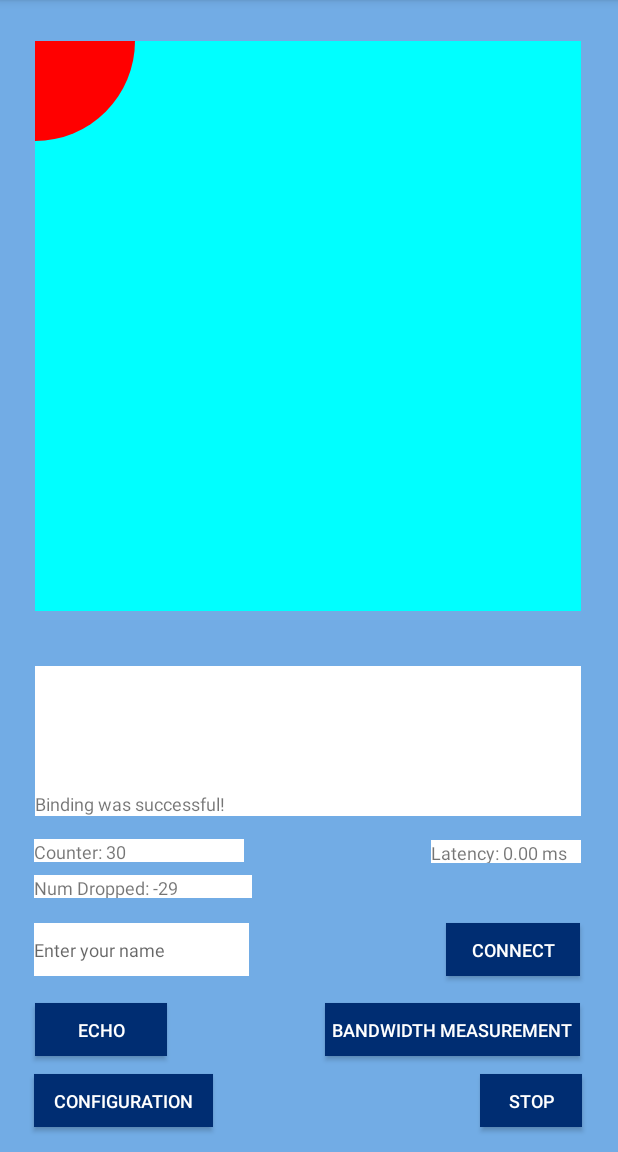
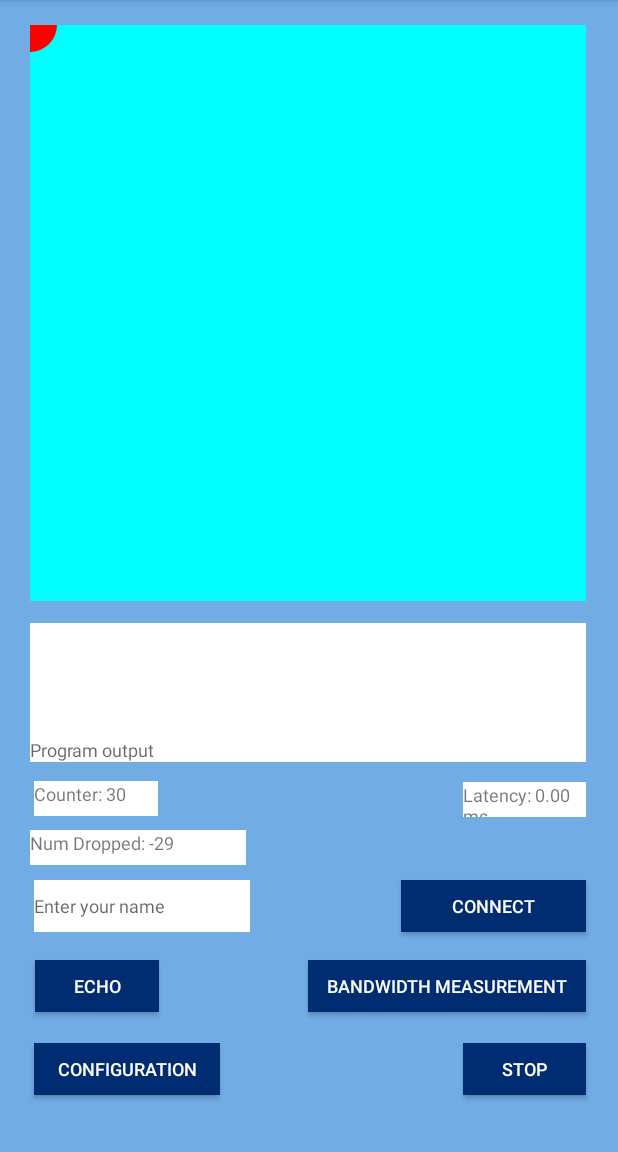
Before and after one commit to jerrychen017/cellular-measurement-android, an Android app: the screen it shows after launch (MainActivity), after a tap on "STOP", on a phone screen of 412 x 824 dp, the part 84-1236 px from its top. Run offline under Robolectric (Android 15) with nearby library versions, the phone set to English and light mode, and no system bars; 4 statements that could not run were skipped; 1 other tap on this screen came first.

Commit message:
use relative layout on canvas drawing, and interactive view width and height

```diff
--- a/app/src/main/AndroidManifest.xml
+++ b/app/src/main/AndroidManifest.xml
@@ -13,7 +13,8 @@
         android:supportsRtl="true"
         android:theme="@style/AppTheme">
         <activity android:name=".ConfigurationActivity"></activity>
-        <activity android:name=".MainActivity">
+        <activity android:name=".MainActivity"
+                  android:windowSoftInputMode="adjustPan">
             <intent-filter>
                 <action android:name="android.intent.action.MAIN" />
 
--- a/app/src/main/java/com/example/udp_tools/InteractiveUser.java
+++ b/app/src/main/java/com/example/udp_tools/InteractiveUser.java
@@ -12,7 +12,7 @@ public class InteractiveUser {
     Paint textPaint;
     Paint circlePaint;
 
-    public InteractiveUser(int id, String name, float x, float y) {
+    public InteractiveUser(int id, String name, float x, float y, int canvasWidth) {
         this.id = id;
         this.name = name;
         this.x = x;
@@ -78,7 +78,8 @@ public class InteractiveUser {
 
         Paint newTextPaint= new Paint();
         newTextPaint.setARGB(255, 0,0,0);
-        newTextPaint.setTextSize(55f);
+//        newTextPaint.setTextSize(55f);
+        newTextPaint.setTextSize(canvasWidth / 25);
         newTextPaint.setAntiAlias(true);
         newTextPaint.setTextAlign(Paint.Align.CENTER);
 
--- a/app/src/main/java/com/example/udp_tools/InteractiveView.java
+++ b/app/src/main/java/com/example/udp_tools/InteractiveView.java
@@ -61,7 +61,7 @@ public class InteractiveView extends View {
         } else {
             myID = id;
             // new interactive user for myself
-            users[myID] = new InteractiveUser(myID ,name, 0, 0);
+            users[myID] = new InteractiveUser(myID ,name, 0, 0, getWidth());
         }
         // setup a thread to receive packets from the socket
         new Thread(new Runnable() {
@@ -96,7 +96,7 @@ public class InteractiveView extends View {
                             }
                         }
                         if (!userFound) {
-                            users[received_id] = new InteractiveUser(received_id, pkt.name, pkt.x, pkt.y);
+                            users[received_id] = new InteractiveUser(received_id, pkt.name, pkt.x, pkt.y, getWidth());
                         }
                         invalidate();
                     }
@@ -114,8 +114,10 @@ public class InteractiveView extends View {
         for (int i = 0; i < maxUsers; i++) {
             if (users[i] != null) {
                 InteractiveUser usr = users[i];
-                canvas.drawCircle(usr.x, usr.y, 100, usr.circlePaint);
-                canvas.drawText(usr.name, usr.x, usr.y, usr.textPaint);
+                float width = usr.x * getWidth();
+                float height = usr.y * getHeight();
+                canvas.drawCircle(width, height, getWidth()/20, usr.circlePaint);
+                canvas.drawText(usr.name, width, height, usr.textPaint);
             }
         }
     }
@@ -127,7 +129,8 @@ public class InteractiveView extends View {
             case MotionEvent.ACTION_DOWN:
                 if (isConnected) {
                     last_sent_sequence_num++;
-                    int ret = sendInteractivePacket(last_sent_sequence_num, event.getX(), event.getY());
+
+                    int ret = sendInteractivePacket(last_sent_sequence_num, event.getX()/getWidth(), event.getY()/getHeight());
                     if (ret > 0) { // error occurred
                         Log.d("interactive", "Error occurred when sending interactive packets");
                     }
--- a/app/src/main/java/com/example/udp_tools/MainActivity.java
+++ b/app/src/main/java/com/example/udp_tools/MainActivity.java
@@ -36,8 +36,8 @@ public class MainActivity extends AppCompatActivity {
     static TextView counterView;
     static TextView numDroppedView;
     static TextView latencyView;
-    static Thread controllerThread;
-    static Thread dataGeneraotrThread;
+//    static Thread controllerThread;
+//    static Thread dataGeneraotrThread;
 
     @Override
     protected void onCreate(Bundle savedInstanceState) {
@@ -56,19 +56,19 @@ public class MainActivity extends AppCompatActivity {
 
         // automatically bind preset address and port
         // getting preset ip address and port
-        LayoutInflater inflater = (LayoutInflater)getSystemService(Context.LAYOUT_INFLATER_SERVICE);
-        View vi = inflater.inflate(R.layout.activity_configuration, null);
-        EditText ipAddress = (EditText) vi.findViewById(R.id.ip_address);
-        EditText port = (EditText) vi.findViewById(R.id.bandwidth_port);
-        String ipStr = ipAddress.getText().toString();
-        int portInt = Integer.parseInt(port.getText().toString());
-        // bind port
-        int status = bindFromJNI(ipStr, portInt);
-        if (status == 0) {
-            output.append("Binding was successful!");
-        } else {
-            output.append("Port is already bound or binding failed!");
-        }
+//        LayoutInflater inflater = (LayoutInflater)getSystemService(Context.LAYOUT_INFLATER_SERVICE);
+//        View vi = inflater.inflate(R.layout.activity_configuration, null);
+//        EditText ipAddress = (EditText) vi.findViewById(R.id.ip_address);
+//        EditText port = (EditText) vi.findViewById(R.id.bandwidth_port);
+//        String ipStr = ipAddress.getText().toString();
+//        int portInt = Integer.parseInt(port.getText().toString());
+//        // bind port
+//        int status = bindFromJNI(ipStr, portInt);
+//        if (status == 0) {
+//            output.append("Binding was successful!");
+//        } else {
+//            output.append("Port is already bound or binding failed!");
+//        }
 
 
         // go to ConfigurationActivity when config button is clicked
@@ -84,7 +84,7 @@ public class MainActivity extends AppCompatActivity {
         bandwidthButton.setOnClickListener(new View.OnClickListener() {
             @Override
             public void onClick(View view) {
-                controllerThread = new Thread(new Runnable() {
+               new Thread(new Runnable() {
                     @Override
                     public void run() {
                         LayoutInflater inflater = (LayoutInflater)getSystemService(Context.LAYOUT_INFLATER_SERVICE);
@@ -97,21 +97,19 @@ public class MainActivity extends AppCompatActivity {
                         bandwidthFromJNI(ipStr, portInt);
 
                     }
-                });
-                controllerThread.start();
+                }).start();
                 try {
                     TimeUnit.SECONDS.sleep(1);
                 } catch (Exception e) {
 
                 }
-                dataGeneraotrThread = new Thread(new Runnable() {
+                new Thread(new Runnable() {
                     @Override
                     public void run() {
                         generateDataFromJNI();
                         System.out.println("data stream has been generated!");
                     }
-                });
-                dataGeneraotrThread.start();
+                }).start();
 
             }
         });
@@ -120,9 +118,8 @@ public class MainActivity extends AppCompatActivity {
             @Override
             public void onClick(View view) {
                // stop bandwidth thread
-                dataGeneraotrThread.interrupt();
-
-                controllerThread.interrupt();
+                stopDataGeneratorThreadFromJNI();
+                stopControllerThreadFromJNI();
             }
         });
 
@@ -211,4 +208,7 @@ public class MainActivity extends AppCompatActivity {
 
     public native String echoFromJNI(String ip, int port, int seq);
 
+    public native void stopDataGeneratorThreadFromJNI();
+    public native void stopControllerThreadFromJNI();
+
 }
--- a/app/src/main/res/layout/activity_main.xml
+++ b/app/src/main/res/layout/activity_main.xml
@@ -9,36 +9,40 @@
 
     <TextView
         android:id="@+id/num_dropped_view"
-        android:layout_width="145dp"
-        android:layout_height="15dp"
+        android:layout_width="0dp"
+        android:layout_height="0dp"
         android:background="#FFFFFF"
         android:text="@string/numer_of_dropped_packets"
         android:textSize="12sp"
         app:layout_constraintBottom_toBottomOf="parent"
         app:layout_constraintEnd_toEndOf="parent"
-        app:layout_constraintHorizontal_bias="0.086"
+        app:layout_constraintHeight_percent="0.03"
+        app:layout_constraintHorizontal_bias="0.074"
         app:layout_constraintStart_toStartOf="parent"
         app:layout_constraintTop_toTopOf="parent"
-        app:layout_constraintVertical_bias="0.775" />
+        app:layout_constraintVertical_bias="0.743"
+        app:layout_constraintWidth_percent="0.35" />
 
     <TextView
         android:id="@+id/counter_view"
-        android:layout_width="140dp"
-        android:layout_height="15dp"
+        android:layout_width="0dp"
+        android:layout_height="0dp"
         android:background="#FFFFFF"
         android:text="@string/counter"
         android:textSize="12sp"
         app:layout_constraintBottom_toBottomOf="parent"
         app:layout_constraintEnd_toEndOf="parent"
-        app:layout_constraintHorizontal_bias="0.084"
+        app:layout_constraintHeight_percent=".03"
+        app:layout_constraintHorizontal_bias="0.069"
         app:layout_constraintStart_toStartOf="parent"
         app:layout_constraintTop_toTopOf="parent"
-        app:layout_constraintVertical_bias="0.743" />
+        app:layout_constraintVertical_bias="0.699"
+        app:layout_constraintWidth_percent=".2" />
 
     <EditText
         android:id="@+id/interactive_name"
-        android:layout_width="143dp"
-        android:layout_height="35dp"
+        android:layout_width="0dp"
+        android:layout_height="0dp"
         android:autofillHints=""
         android:background="#FFFFFF"
         android:ems="10"
@@ -47,59 +51,67 @@
         android:textSize="12sp"
         app:layout_constraintBottom_toBottomOf="parent"
         app:layout_constraintEnd_toEndOf="parent"
+        app:layout_constraintHeight_percent="0.045"
         app:layout_constraintHorizontal_bias="0.085"
         app:layout_constraintStart_toStartOf="parent"
         app:layout_constraintTop_toTopOf="parent"
-        app:layout_constraintVertical_bias="0.84" />
+        app:layout_constraintVertical_bias="0.8"
+        app:layout_constraintWidth_percent="0.35" />
 
     <Button
         android:id="@+id/interactive_connect_button"
-        android:layout_width="89dp"
-        android:layout_height="35dp"
+        android:layout_width="0dp"
+        android:layout_height="0dp"
         android:background="#002D72"
         android:text="@string/connect"
         android:textColor="#FFFFFF"
         android:textSize="12sp"
         app:layout_constraintBottom_toBottomOf="parent"
         app:layout_constraintEnd_toEndOf="parent"
-        app:layout_constraintHorizontal_bias="0.922"
+        app:layout_constraintHeight_percent="0.045"
+        app:layout_constraintHorizontal_bias="0.927"
         app:layout_constraintStart_toStartOf="parent"
         app:layout_constraintTop_toTopOf="parent"
-        app:layout_constraintVertical_bias="0.84" />
+        app:layout_constraintVertical_bias="0.8"
+        app:layout_constraintWidth_percent="0.3" />
 
     <TextView
         android:id="@+id/latency_view"
-        android:layout_width="100dp"
-        android:layout_height="15dp"
+        android:layout_width="0dp"
+        android:layout_height="0dp"
         android:background="#FFFFFF"
         android:text="@string/latency"
         android:textSize="12sp"
         app:layout_constraintBottom_toBottomOf="parent"
         app:layout_constraintEnd_toEndOf="parent"
-        app:layout_constraintHorizontal_bias="0.922"
+        app:layout_constraintHeight_percent="0.03"
+        app:layout_constraintHorizontal_bias="0.936"
         app:layout_constraintStart_toStartOf="parent"
         app:layout_constraintTop_toTopOf="parent"
-        app:layout_constraintVertical_bias="0.744" />
+        app:layout_constraintVertical_bias="0.7"
+        app:layout_constraintWidth_percent="0.2" />
 
     <Button
         android:id="@+id/bandwidth_stop_button"
-        android:layout_width="68dp"
-        android:layout_height="35dp"
+        android:layout_width="0dp"
+        android:layout_height="0dp"
         android:background="#002D72"
         android:text="@string/stop"
         android:textColor="#FFFFFF"
         android:textSize="12sp"
         app:layout_constraintBottom_toBottomOf="parent"
         app:layout_constraintEnd_toEndOf="parent"
-        app:layout_constraintHorizontal_bias="0.93"
+        app:layout_constraintHeight_percent="0.045"
+        app:layout_constraintHorizontal_bias="0.936"
         app:layout_constraintStart_toStartOf="parent"
         app:layout_constraintTop_toTopOf="parent"
-        app:layout_constraintVertical_bias="0.977" />
+        app:layout_constraintVertical_bias="0.948"
+        app:layout_constraintWidth_percent="0.2" />
 
     <com.example.udp_tools.InteractiveView
         android:id="@+id/interactiveView"
-        android:layout_width="364dp"
-        android:layout_height="380dp"
+        android:layout_width="0dp"
+        android:layout_height="0dp"
         android:background="#2196F3"
         android:paddingLeft="20dp"
         android:paddingRight="20dp"
@@ -109,15 +121,17 @@
         app:exampleString="Hello, InteractiveView"
         app:layout_constraintBottom_toBottomOf="parent"
         app:layout_constraintEnd_toEndOf="parent"
-        app:layout_constraintHorizontal_bias="0.489"
+        app:layout_constraintHeight_percent="0.5"
+        app:layout_constraintHorizontal_bias="0.487"
         app:layout_constraintStart_toStartOf="parent"
         app:layout_constraintTop_toTopOf="parent"
-        app:layout_constraintVertical_bias="0.071" />
+        app:layout_constraintVertical_bias="0.043"
+        app:layout_constraintWidth_percent="0.9" />
 
     <TextView
         android:id="@+id/output"
-        android:layout_width="364dp"
-        android:layout_height="100dp"
+        android:layout_width="0dp"
+        android:layout_height="0dp"
         android:autofillHints=""
         android:background="#FFFFFF"
         android:clickable="false"
@@ -133,54 +147,62 @@
         android:textSize="12sp"
         app:layout_constraintBottom_toBottomOf="parent"
         app:layout_constraintEnd_toEndOf="parent"
-        app:layout_constraintHorizontal_bias="0.489"
+        app:layout_constraintHeight_percent=".12"
+        app:layout_constraintHorizontal_bias="0.487"
         app:layout_constraintStart_toStartOf="parent"
         app:layout_constraintTop_toTopOf="parent"
-        app:layout_constraintVertical_bias="0.665" />
+        app:layout_constraintVertical_bias="0.615"
+        app:layout_constraintWidth_percent="0.9" />
 
     <Button
         android:id="@+id/echo_button"
-        android:layout_width="wrap_content"
-        android:layout_height="35dp"
+        android:layout_width="0dp"
+        android:layout_height="0dp"
         android:background="#002D72"
         android:text="@string/echo"
         android:textColor="#FFFFFF"
         android:textSize="12sp"
         app:layout_constraintBottom_toBottomOf="parent"
         app:layout_constraintEnd_toEndOf="parent"
+        app:layout_constraintHeight_percent="0.045"
         app:layout_constraintHorizontal_bias="0.071"
         app:layout_constraintStart_toStartOf="parent"
         app:layout_constraintTop_toTopOf="parent"
-        app:layout_constraintVertical_bias="0.913" />
+        app:layout_constraintVertical_bias="0.873"
+        app:layout_constraintWidth_percent="0.2" />
 
     <Button
         android:id="@+id/bandwidth_button"
-        android:layout_width="170dp"
-        android:layout_height="35dp"
+        android:layout_width="0dp"
+        android:layout_height="0dp"
         android:background="#002D72"
         android:text="@string/bandwidth_measurement"
         android:textColor="#FFFFFF"
         android:textSize="12sp"
         app:layout_constraintBottom_toBottomOf="parent"
         app:layout_constraintEnd_toEndOf="parent"
-        app:layout_constraintHorizontal_bias="0.896"
+        app:layout_constraintHeight_percent="0.045"
+        app:layout_constraintHorizontal_bias="0.907"
         app:layout_constraintStart_toStartOf="parent"
         app:layout_constraintTop_toTopOf="parent"
-        app:layout_constraintVertical_bias="0.913" />
+        app:layout_constraintVertical_bias="0.873"
+        app:layout_constraintWidth_percent="0.45" />
 
     <Button
         android:id="@+id/config_button"
-        android:layout_width="119dp"
-        android:layout_height="35dp"
+        android:layout_width="0dp"
+        android:layout_height="0dp"
         android:background="#002D72"
         android:text="@string/configuration"
         android:textColor="#FFFFFF"
         android:textSize="12sp"
         app:layout_constraintBottom_toBottomOf="parent"
         app:layout_constraintEnd_toEndOf="parent"
-        app:layout_constraintHorizontal_bias="0.078"
+        app:layout_constraintHeight_percent="0.045"
+        app:layout_constraintHorizontal_bias="0.079"
         app:layout_constraintStart_toStartOf="parent"
         app:layout_constraintTop_toTopOf="parent"
-        app:layout_constraintVertical_bias="0.977" />
+        app:layout_constraintVertical_bias="0.948"
+        app:layout_constraintWidth_percent="0.3" />
 
 </androidx.constraintlayout.widget.ConstraintLayout>
```
Also changed, not shown: 1 other file.
